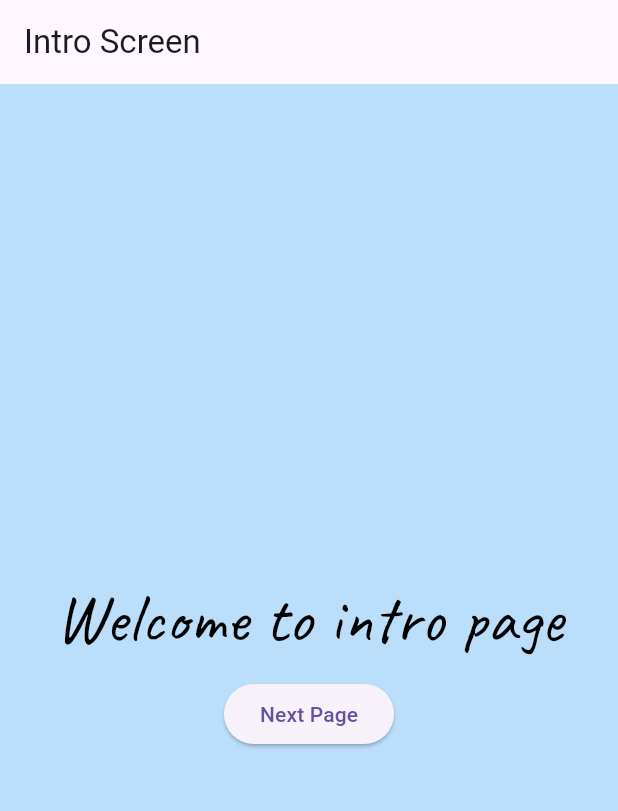
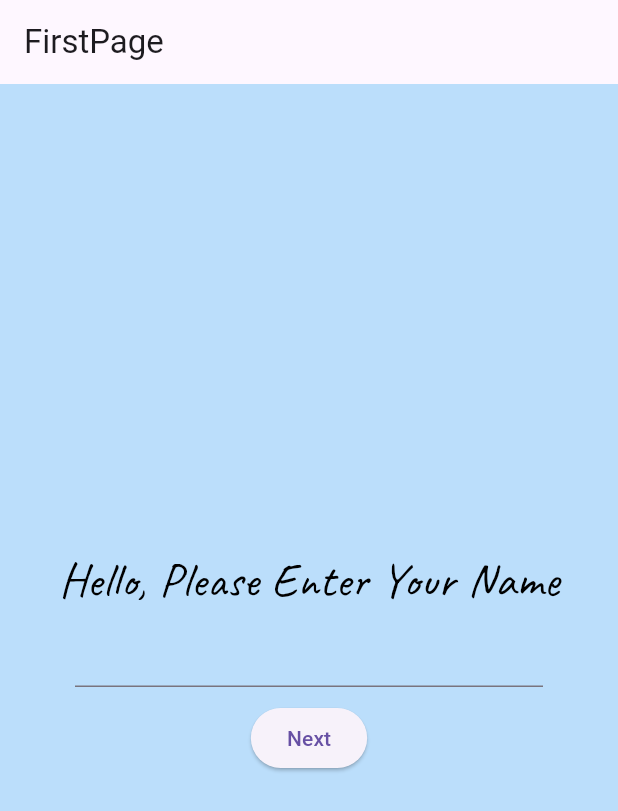
Before and after one commit to maharshi-sinha/Learn_Flutter, a Flutter app: the screen it shows after launch, on a phone screen of 412 x 824 dp. Shown: the top 811 px of the screen. Run offline on Flutter 3.47's test engine with Material 3 defaults, Android fonts, the phone set to English and light mode, and no system bars; our stand-ins replace font_awesome_flutter.

Commit message:
passing data from another screen

```diff
--- /dev/null
+++ b/lib/FirstScreen.dart
@@ -0,0 +1,57 @@
+import 'package:flutter/material.dart';
+import 'package:project1/screen/IntroScreen.dart';
+
+class FirstScreen extends StatefulWidget {
+  @override
+  State<StatefulWidget> createState() {
+    // TODO: implement createState
+    return FirstScreenState();
+  }
+}
+
+class FirstScreenState extends State<FirstScreen> {
+  var Textcontroller = TextEditingController();
+
+  @override
+  Widget build(BuildContext context) {
+    // TODO: implement build
+    return Scaffold(
+      appBar: AppBar(title: Text("FirstPage")),
+      body: Container(
+        color: Colors.blue.shade100,
+        child: Column(
+          mainAxisAlignment: MainAxisAlignment.center,
+          children: [
+            Padding(
+              padding: const EdgeInsets.only(left: 10, right: 10),
+              child: Text("Hello, Please Enter Your Name",
+                  style: TextStyle(
+                      fontSize: 32,
+                      fontWeight: FontWeight.normal,
+                      fontFamily: "FontMain",
+                      color: Colors.black)),
+            ),
+            Padding(
+              padding: const EdgeInsets.only(left: 50, right: 50),
+              child: TextField(
+                controller: Textcontroller,
+              ),
+            ),
+            SizedBox(
+              height: 10,
+            ),
+            ElevatedButton(
+                onPressed: () {
+                  Navigator.push(
+                      context,
+                      MaterialPageRoute(
+                          builder: (context) =>
+                              IntroScreen(Textcontroller.text.toString())));
+                },
+                child: Text("Next"))
+          ],
+        ),
+      ),
+    );
+  }
+}
--- a/lib/main.dart
+++ b/lib/main.dart
@@ -1,4 +1,5 @@
 import 'package:flutter/material.dart';
+import 'package:project1/FirstScreen.dart';
 import 'package:project1/screen/IntroScreen.dart';
 import 'package:project1/screen/SplashScreen.dart';
 import 'package:project1/ui_helper/util.dart';
--- a/lib/screen/IntroScreen.dart
+++ b/lib/screen/IntroScreen.dart
@@ -2,6 +2,10 @@ import 'package:flutter/material.dart';
 import 'package:project1/main.dart';
 
 class IntroScreen extends StatelessWidget {
+  var nameFromFirstScreen;
+
+  IntroScreen(this.nameFromFirstScreen); //Constructor same name as class
+
   @override
   Widget build(BuildContext context) {
     return Scaffold(
@@ -13,7 +17,7 @@ class IntroScreen extends StatelessWidget {
             mainAxisAlignment: MainAxisAlignment.center,
             children: [
               Text(
-                "Welcome to intro page",
+                "Welcome, $nameFromFirstScreen",
                 style: TextStyle(
                   fontSize: 45,
                   fontWeight: FontWeight.normal,
--- a/lib/screen/SplashScreen.dart
+++ b/lib/screen/SplashScreen.dart
@@ -2,6 +2,7 @@ import 'dart:async';
 
 import 'package:flutter/material.dart';
 import 'package:flutter/widgets.dart';
+import 'package:project1/FirstScreen.dart';
 import 'package:project1/screen/IntroScreen.dart';
 
 class SplashScreen extends StatefulWidget {
@@ -16,7 +17,7 @@ class SplashScreenState extends State<SplashScreen> {
 
     Timer(Duration(seconds: 3), () {
       Navigator.pushReplacement(context, MaterialPageRoute(builder: (context) {
-        return IntroScreen();
+        return FirstScreen();
       }));
     });
   }
@@ -24,6 +25,7 @@ class SplashScreenState extends State<SplashScreen> {
   @override
   Widget build(BuildContext context) {
     return Container(
+      width: 300,
       color: Colors.blue.shade500,
       child: Center(
         child: Column(
```
